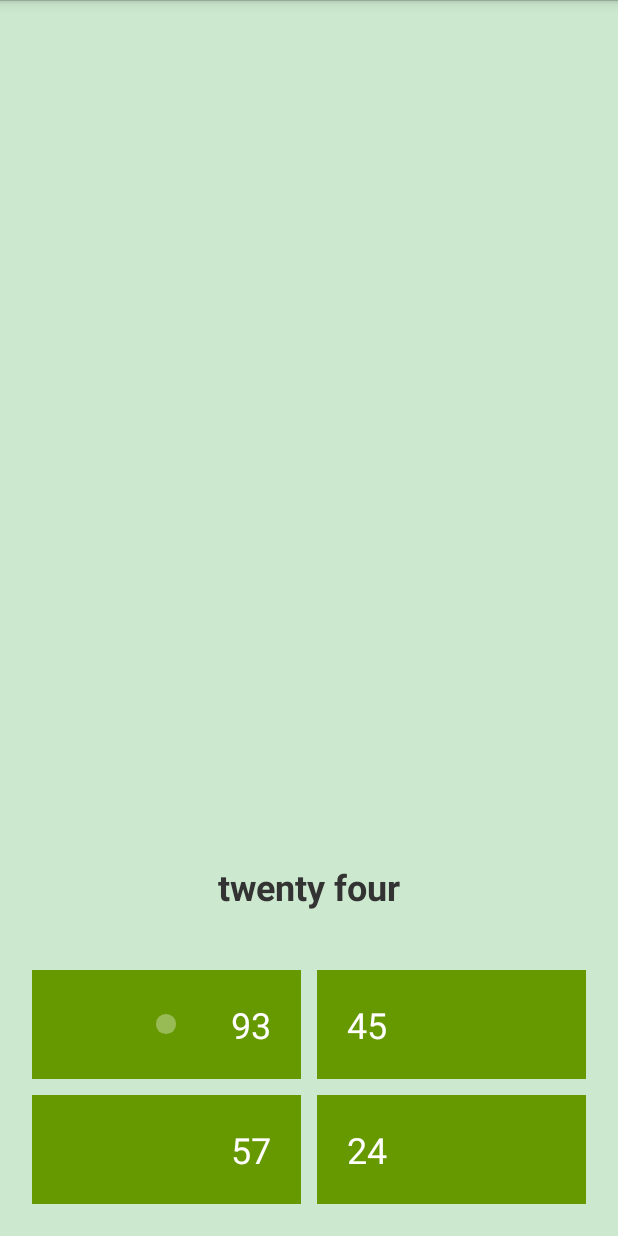
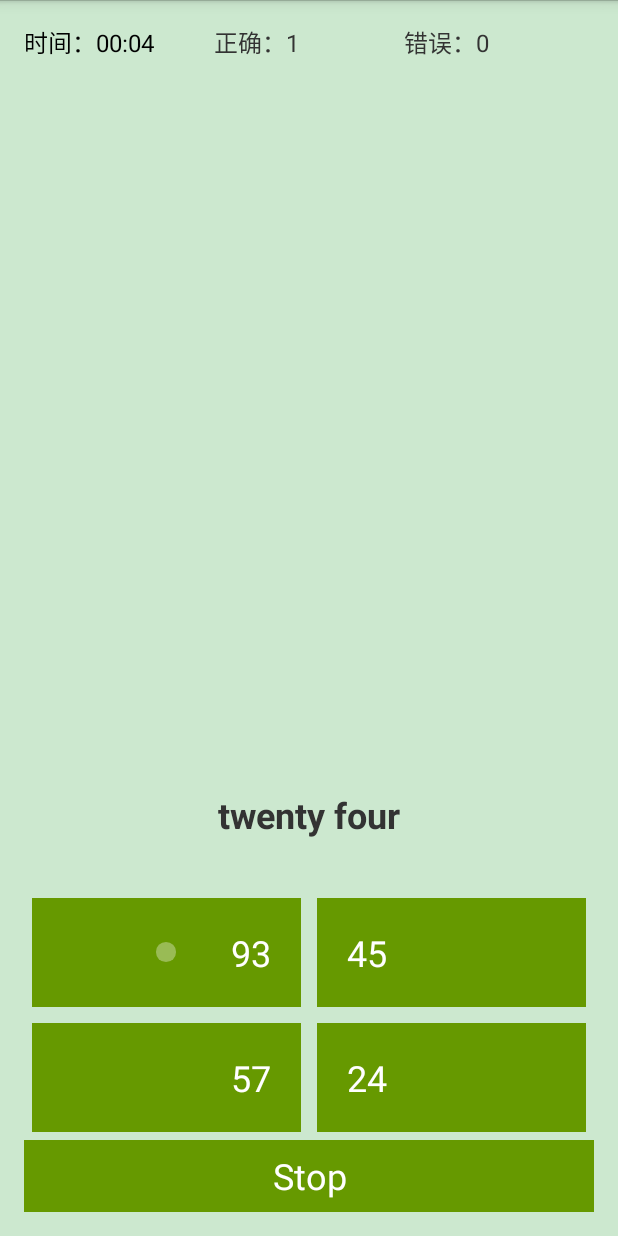
Before and after one commit to sslcs/EnglishNubmer, an Android app: the screen it shows after launch (MainActivity), after a tap on an icon or button, on a phone screen of 412 x 824 dp. Run offline under Robolectric (Android 15) with nearby library versions, the phone set to English and light mode, and no system bars; 1 other tap on this screen came first.

Commit message:
ADD : timer and count

```diff
--- a/src/main/java/com/reven/englishnumber/ui/MainFragment.java
+++ b/src/main/java/com/reven/englishnumber/ui/MainFragment.java
@@ -5,10 +5,12 @@ import android.animation.AnimatorListenerAdapter;
 import android.animation.AnimatorSet;
 import android.animation.ObjectAnimator;
 import android.os.Bundle;
+import android.os.SystemClock;
 import android.view.LayoutInflater;
 import android.view.View;
 import android.view.ViewGroup;
 import android.widget.Button;
+import android.widget.Chronometer;
 import android.widget.TextView;
 import com.reven.englishnumber.R;
 import com.reven.englishnumber.util.NumberUtil;
@@ -24,10 +26,12 @@ public class MainFragment extends BaseFragment implements View.OnClickListener {
     private Random mRandom;
     private int mNumber;
     private int mLevel = 100;
+    private int mCountRight, mCountWrong;
 
-    private TextView tvNumber;
-    private View vChoices;
-    private Button btn_0, btn_1, btn_2, btn_3;
+    private TextView tvNumber, tvRight, tvWrong;
+    private View vChoices, vInfo;
+    private Button btn_0, btn_1, btn_2, btn_3, btnStart;
+    private Chronometer mChronometer;
 
     private ObjectAnimator mNextAnimator;
 
@@ -44,13 +48,33 @@ public class MainFragment extends BaseFragment implements View.OnClickListener {
 
     private void initLayout(final View view) {
         vChoices = view.findViewById(R.id.v_choices);
+        vInfo = view.findViewById(R.id.v_info);
+        mChronometer = (Chronometer) view.findViewById(R.id.chronometer);
+        mChronometer.setFormat("时间：%s");
 
+        tvRight = (TextView) view.findViewById(R.id.tv_right);
+        tvWrong = (TextView) view.findViewById(R.id.tv_wrong);
         tvNumber = (TextView) view.findViewById(R.id.tv_number);
-        tvNumber.setOnClickListener(new View.OnClickListener() {
+
+        btnStart = (Button) view.findViewById(R.id.btn_start);
+        btnStart.setOnClickListener(new View.OnClickListener() {
             @Override
             public void onClick(View v) {
-                tvNumber.setEnabled(false);
-                start();
+                if (btnStart.getText().equals("Start")) {
+                    btnStart.setText("Stop");
+                    start();
+                }
+                else {
+                    btnStart.setText("Start");
+                    stop();
+                }
+                btnStart.setEnabled(false);
+                btnStart.postDelayed(new Runnable() {
+                    @Override
+                    public void run() {
+                        btnStart.setEnabled(true);
+                    }
+                }, 3000);
             }
         });
 
@@ -98,14 +122,28 @@ public class MainFragment extends BaseFragment implements View.OnClickListener {
         btn_3.setText(choices.get(3) + "");
     }
 
+    private void stop() {
+        mChronometer.stop();
+        vChoices.setVisibility(View.INVISIBLE);
+        tvNumber.setText("");
+    }
+
     private void start() {
+        mChronometer.setBase(SystemClock.elapsedRealtime());
+        mCountRight = 0;
+        mCountWrong = 0;
+        tvRight.setText("正确：0");
+        tvWrong.setText("错误：0");
         final AnimatorListenerAdapter listenerGo = new AnimatorListenerAdapter() {
             @Override
             public void onAnimationEnd(Animator animation) {
                 vChoices.setVisibility(View.VISIBLE);
+                vInfo.setVisibility(View.VISIBLE);
                 tvNumber.setAlpha(1);
                 tvNumber.setScaleX(1);
                 tvNumber.setScaleY(1);
+
+                mChronometer.start();
                 next();
             }
         };
@@ -148,10 +186,18 @@ public class MainFragment extends BaseFragment implements View.OnClickListener {
         if (mNumber == Integer.parseInt(btn.getText().toString())) {
             next();
             mHost.playSound(R.raw.right);
+            tvRight.setText("正确：" + (++mCountRight));
         }
         else {
             ShakeAnimator.shake(v);
             mHost.playSound(R.raw.wrong);
+            tvWrong.setText("错误：" + (++mCountWrong));
         }
     }
+
+    @Override
+    public void onStop() {
+        super.onStop();
+        mChronometer.stop();
+    }
 }
--- a/src/main/res/layout/fragment_main.xml
+++ b/src/main/res/layout/fragment_main.xml
@@ -3,15 +3,51 @@
     android:layout_width="match_parent"
     android:layout_height="match_parent"
     android:padding="@dimen/activity_horizontal_margin"
-    tools:context=".MainActivityFragment">
+    tools:context=".MainActivity">
+    <LinearLayout
+        android:id="@+id/v_info"
+        android:layout_width="match_parent"
+        android:layout_height="wrap_content"
+        android:orientation="horizontal"
+        android:visibility="gone">
+        <Chronometer
+            android:id="@+id/chronometer"
+            android:layout_width="0dp"
+            android:layout_height="wrap_content"
+            android:layout_weight="1"/>
+        <TextView
+            android:id="@+id/tv_right"
+            android:layout_width="0dp"
+            android:layout_height="wrap_content"
+            android:layout_weight="1"
+            android:textColor="#333"
+            android:textSize="16sp"
+            android:text="正确：0"/>
+        <TextView
+            android:id="@+id/tv_wrong"
+            android:layout_width="0dp"
+            android:layout_height="wrap_content"
+            android:layout_weight="1"
+            android:textColor="#333"
+            android:textSize="16sp"
+            android:text="错误：0"/>
+    </LinearLayout>
+    <Button
+        android:id="@+id/btn_start"
+        android:layout_width="match_parent"
+        android:layout_height="wrap_content"
+        android:layout_alignParentBottom="true"
+        android:background="@android:color/holo_green_dark"
+        android:textColor="@android:color/white"
+        android:textSize="24sp"
+        android:text="Start"/>
     <LinearLayout
         android:id="@+id/v_choices"
         android:layout_width="match_parent"
         android:layout_height="wrap_content"
-        android:layout_alignParentBottom="true"
+        android:layout_above="@id/btn_start"
         android:orientation="vertical"
-        android:visibility="invisible"
-        android:layout_gravity="bottom">
+        android:visibility="invisible">
         <LinearLayout
             android:layout_width="match_parent"
             android:layout_height="wrap_content">
@@ -51,7 +87,6 @@
     </LinearLayout>
     <TextView
         android:id="@+id/tv_number"
-        android:text="@string/tip"
         android:layout_width="match_parent"
         android:layout_height="100dp"
         android:layout_above="@id/v_choices"
```
